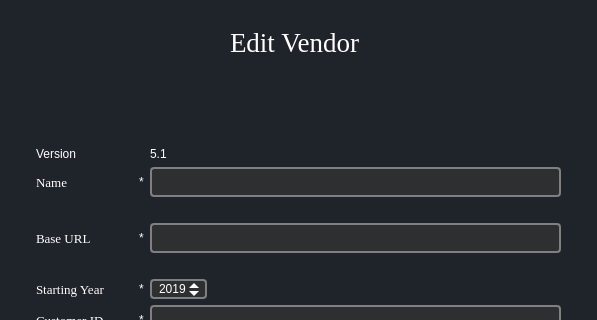
abhishekvatsAV/Shree_Gommat_Tech, file COUNTER-Release-5.1-main/ui/EditVendors51.ui: the form before one commit; both pictures show x 0 to 597 and y 0 to 320 of the 597 by 725 pixel window.
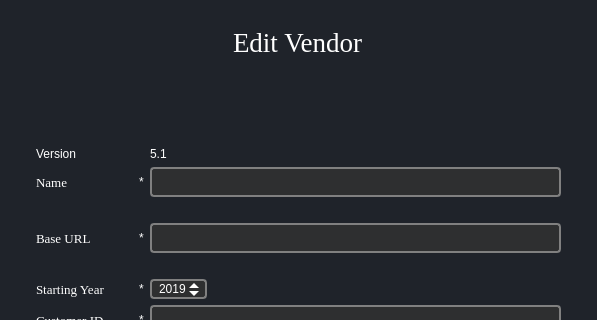
The form after the commit. Icons and pictures are not drawn.

```diff
--- a/COUNTER-Release-5.1-main/ui/EditVendors51.ui
+++ b/COUNTER-Release-5.1-main/ui/EditVendors51.ui
@@ -81,7 +81,7 @@
              <enum>QFrame::NoFrame</enum>
             </property>
             <property name="text">
-             <string>Edit Vendor </string>
+             <string>Edit Vendor</string>
             </property>
            </widget>
           </item>
```
Left out of the diff: 4 changed lines with no effect on the pictures.
